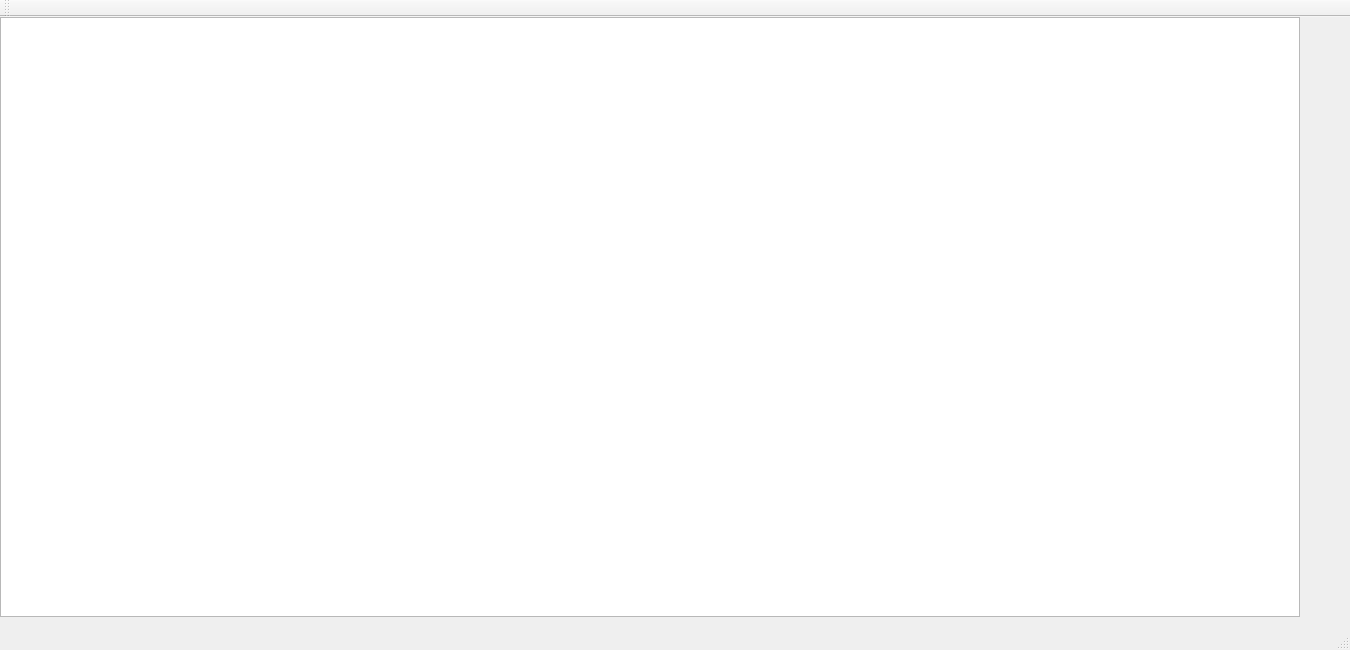
The window that MUK/mainwindow.ui (sebastiangh21/juego-info2) describes before a commit, drawn with Qt 5.
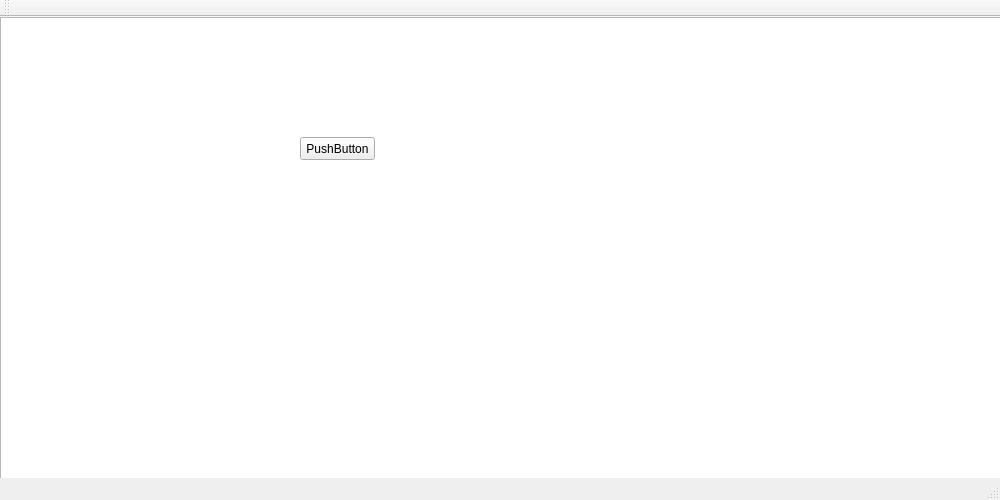
The same window after the commit.

Diff of the .ui file:
```diff
--- a/MUK/mainwindow.ui
+++ b/MUK/mainwindow.ui
@@ -6,8 +6,8 @@
    <rect>
     <x>0</x>
     <y>0</y>
-    <width>1350</width>
-    <height>650</height>
+    <width>1000</width>
+    <height>500</height>
    </rect>
   </property>
   <property name="windowTitle">
@@ -24,6 +24,19 @@
      </rect>
     </property>
    </widget>
+   <widget class="QPushButton" name="pushButton">
+    <property name="geometry">
+     <rect>
+      <x>300</x>
+      <y>120</y>
+      <width>75</width>
+      <height>23</height>
+     </rect>
+    </property>
+    <property name="text">
+     <string>PushButton</string>
+    </property>
+   </widget>
   </widget>
   <widget class="QMenuBar" name="menuBar">
    <property name="geometry">
```
Left out of the diff: 2 changed lines with no effect on the pictures.
